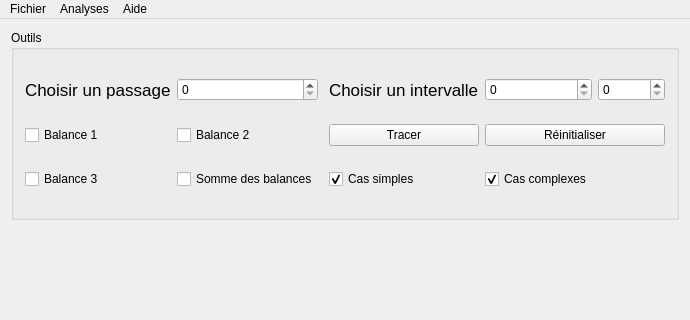
Qt form mainwindow.ui (Gab-Metzger/InterfaceHommeManchots) before a commit; both pictures show x 0 to 690 and y 0 to 320 of the 690 by 800 pixel window.
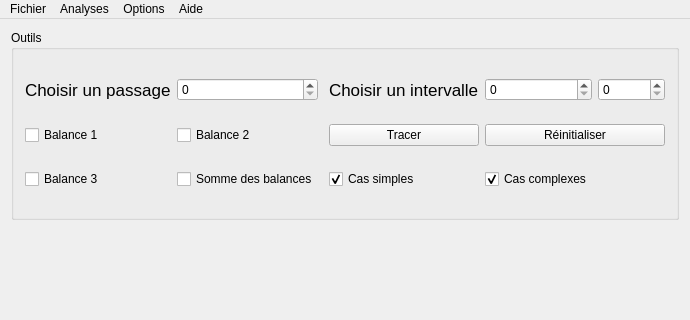
The same form after that commit.

Commit message: Options window

```diff
--- a/mainwindow.ui
+++ b/mainwindow.ui
@@ -190,8 +190,16 @@
     <addaction name="separator"/>
     <addaction name="actionR_sultat"/>
    </widget>
+   <widget class="QMenu" name="menuOptions">
+    <property name="title">
+     <string>Options</string>
+    </property>
+    <addaction name="separator"/>
+    <addaction name="actionOptions"/>
+   </widget>
    <addaction name="menuFichier"/>
    <addaction name="menuHistogrammes"/>
+   <addaction name="menuOptions"/>
    <addaction name="menuAide"/>
   </widget>
   <action name="actionOuvrir">
```
Left out of the diff: 5 changed lines with no effect on the pictures. The commit also changes 11 other files.
